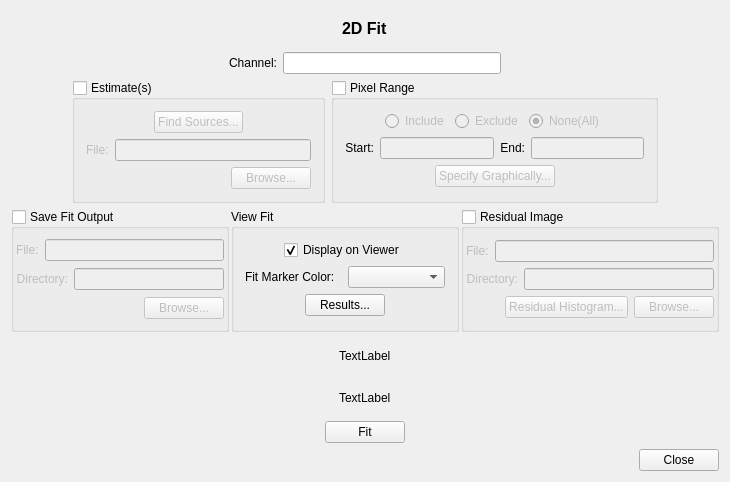
radio-astro/casa, file code/display/Fit/Fit2DTool.ui: the form before one commit.
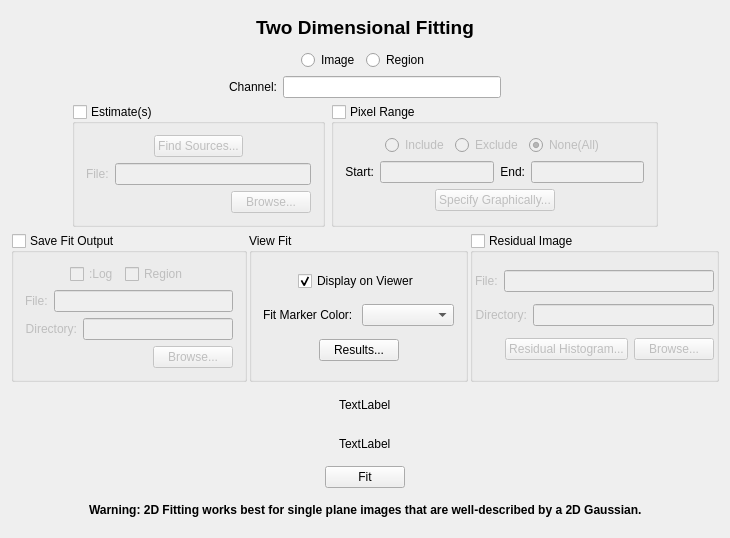
The form after the commit.

Commit message: Merged revisions 23107,23114-23115,23119,23128,23133-23134,23139,23142-23143,23146,23148,23151-23152,23154,23156-23157,23159-23160,23165,23167-23168,23173-23174,23176,23181,23187,23189,23192,23196,23199-23200,23208-23214,23217,23220-23221,23224,23232,23238,23240-23243,23245,23247,23249-23250,23252,23255-23256,23259 via svnmerge from https://svn.cv.nrao.edu/svn/casa/trunk/code

What changed in the file:
```diff
--- a/code/display/Fit/Fit2DTool.ui
+++ b/code/display/Fit/Fit2DTool.ui
@@ -7,7 +7,7 @@
     <x>0</x>
     <y>0</y>
     <width>730</width>
-    <height>482</height>
+    <height>538</height>
    </rect>
   </property>
   <property name="windowTitle">
@@ -15,9 +15,9 @@
   </property>
   <layout class="QVBoxLayout" name="verticalLayout">
    <item>
-    <layout class="QHBoxLayout" name="horizontalLayout_2">
+    <layout class="QHBoxLayout" name="horizontalLayout_26">
      <item>
-      <spacer name="horizontalSpacer">
+      <spacer name="horizontalSpacer_32">
        <property name="orientation">
         <enum>Qt::Horizontal</enum>
        </property>
@@ -30,21 +30,75 @@
       </spacer>
      </item>
      <item>
-      <widget class="QLabel" name="label">
-       <property name="font">
-        <font>
-         <pointsize>12</pointsize>
-         <weight>75</weight>
-         <bold>true</bold>
-        </font>
+      <layout class="QHBoxLayout" name="horizontalLayout_2">
+       <item>
+        <widget class="QLabel" name="label">
+         <property name="font">
+          <font>
+           <pointsize>14</pointsize>
+           <weight>75</weight>
+           <bold>true</bold>
+          </font>
+         </property>
+         <property name="text">
+          <string>&lt;font color='black'&gt;Two Dimensional Fitting&lt;/font&gt;</string>
+         </property>
+        </widget>
+       </item>
+      </layout>
+     </item>
+     <item>
+      <spacer name="horizontalSpacer_33">
+       <property name="orientation">
+        <enum>Qt::Horizontal</enum>
        </property>
+       <property name="sizeHint" stdset="0">
+        <size>
+         <width>40</width>
+         <height>20</height>
+        </size>
+       </property>
+      </spacer>
+     </item>
+    </layout>
+   </item>
+   <item>
+    <layout class="QHBoxLayout" name="horizontalLayout_24">
+     <item>
+      <spacer name="horizontalSpacer_27">
+       <property name="orientation">
+        <enum>Qt::Horizontal</enum>
+       </property>
+       <property name="sizeHint" stdset="0">
+        <size>
+         <width>40</width>
+         <height>20</height>
+        </size>
+       </property>
+      </spacer>
+     </item>
+     <item>
+      <widget class="QRadioButton" name="imageRadioButton">
+       <property name="toolTip">
+        <string>Fit the entire image.</string>
+       </property>
        <property name="text">
-        <string>2D Fit</string>
+        <string>Image</string>
        </property>
       </widget>
      </item>
      <item>
-      <spacer name="horizontalSpacer_2">
+      <widget class="QRadioButton" name="regionRadioButton">
+       <property name="toolTip">
+        <string>Fit the selected region in the image.</string>
+       </property>
+       <property name="text">
+        <string>Region</string>
+       </property>
+      </widget>
+     </item>
+     <item>
+      <spacer name="horizontalSpacer_28">
        <property name="orientation">
         <enum>Qt::Horizontal</enum>
        </property>
@@ -426,21 +480,56 @@
         <bool>false</bool>
        </property>
        <layout class="QVBoxLayout" name="verticalLayout_4">
-        <property name="spacing">
-         <number>-1</number>
-        </property>
-        <property name="leftMargin">
-         <number>2</number>
-        </property>
-        <property name="topMargin">
-         <number>9</number>
-        </property>
-        <property name="rightMargin">
-         <number>2</number>
-        </property>
-        <property name="bottomMargin">
-         <number>9</number>
-        </property>
+        <item>
+         <layout class="QHBoxLayout" name="horizontalLayout_25">
+          <item>
+           <spacer name="horizontalSpacer_29">
+            <property name="orientation">
+             <enum>Qt::Horizontal</enum>
+            </property>
+            <property name="sizeHint" stdset="0">
+             <size>
+              <width>40</width>
+              <height>20</height>
+             </size>
+            </property>
+           </spacer>
+          </item>
+          <item>
+           <widget class="QCheckBox" name="logOutputCheckBox">
+            <property name="toolTip">
+             <string>Save the log file with a &quot;log.txt&quot; suffix.</string>
+            </property>
+            <property name="text">
+             <string>:Log</string>
+            </property>
+           </widget>
+          </item>
+          <item>
+           <widget class="QCheckBox" name="regionOutputCheckBox">
+            <property name="toolTip">
+             <string>Save the fit as a file with a &quot;region.txt&quot; suffix in CASA region format.</string>
+            </property>
+            <property name="text">
+             <string>Region</string>
+            </property>
+           </widget>
+          </item>
+          <item>
+           <spacer name="horizontalSpacer_30">
+            <property name="orientation">
+             <enum>Qt::Horizontal</enum>
+            </property>
+            <property name="sizeHint" stdset="0">
+             <size>
+              <width>40</width>
+              <height>20</height>
+             </size>
+            </property>
+           </spacer>
+          </item>
+         </layout>
+        </item>
         <item>
          <layout class="QHBoxLayout" name="horizontalLayout_9">
           <item>
@@ -875,22 +964,39 @@
        </property>
        <property name="sizeHint" stdset="0">
         <size>
-         <width>40</width>
+         <width>13</width>
          <height>20</height>
         </size>
        </property>
       </spacer>
      </item>
      <item>
-      <widget class="QPushButton" name="closeButton">
-       <property name="toolTip">
-        <string>Close this dialog.</string>
-       </property>
+      <widget class="QLabel" name="warningLabel">
        <property name="text">
-        <string>Close</string>
+        <string>&lt;!DOCTYPE HTML PUBLIC &quot;-//W3C//DTD HTML 4.0//EN&quot; &quot;http://www.w3.org/TR/REC-html40/strict.dtd&quot;&gt;
+&lt;html&gt;&lt;head&gt;&lt;meta name=&quot;qrichtext&quot; content=&quot;1&quot; /&gt;&lt;style type=&quot;text/css&quot;&gt;
+p, li { white-space: pre-wrap; }
+&lt;/style&gt;&lt;/head&gt;&lt;body style=&quot; font-family:'Sans Serif'; font-size:9pt; font-weight:400; font-style:normal;&quot;&gt;
+&lt;table style=&quot;-qt-table-type: root; margin-top:4px; margin-bottom:4px; margin-left:4px; margin-right:4px;&quot;&gt;
+&lt;tr&gt;
+&lt;td style=&quot;border: none;&quot;&gt;
+&lt;p style=&quot; margin-top:0px; margin-bottom:0px; margin-left:0px; margin-right:0px; -qt-block-indent:0; text-indent:0px;&quot;&gt;&lt;span style=&quot; font-weight:600;&quot;&gt;Warning: 2D Fitting works best for single plane images that are well-described by a 2D Gaussian.&lt;/span&gt;&lt;/p&gt;&lt;/td&gt;&lt;/tr&gt;&lt;/table&gt;&lt;/body&gt;&lt;/html&gt;</string>
        </property>
       </widget>
      </item>
+     <item>
+      <spacer name="horizontalSpacer_31">
+       <property name="orientation">
+        <enum>Qt::Horizontal</enum>
+       </property>
+       <property name="sizeHint" stdset="0">
+        <size>
+         <width>13</width>
+         <height>20</height>
+        </size>
+       </property>
+      </spacer>
+     </item>
     </layout>
    </item>
   </layout>
```
The commit also changes 167 other files.
